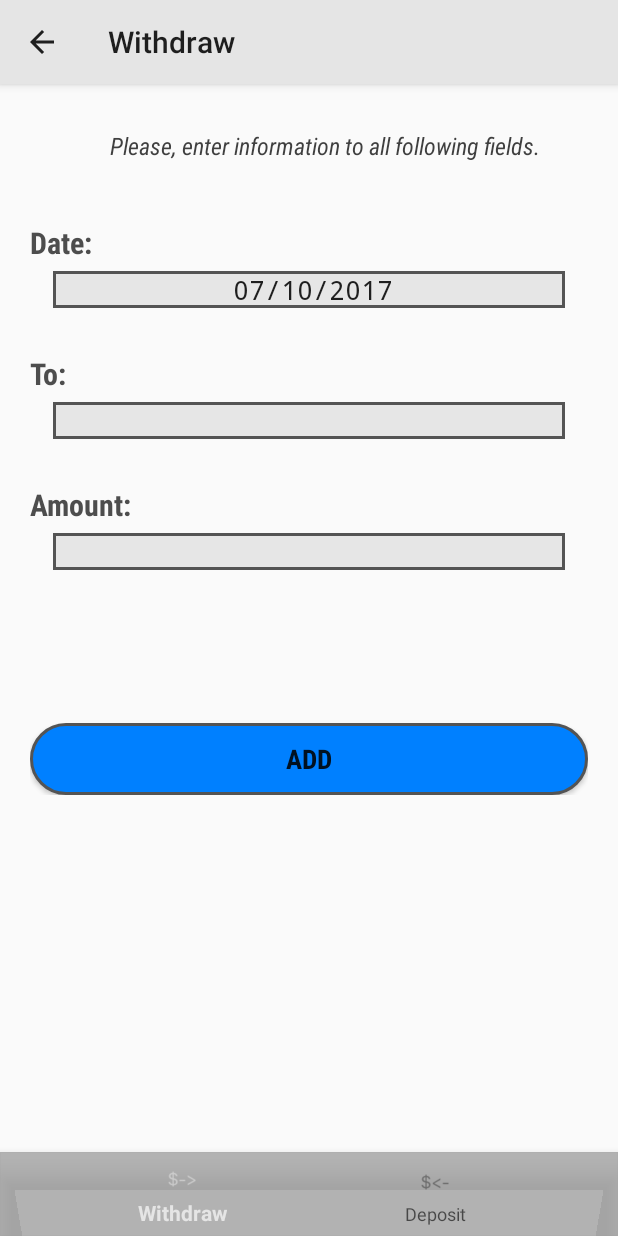
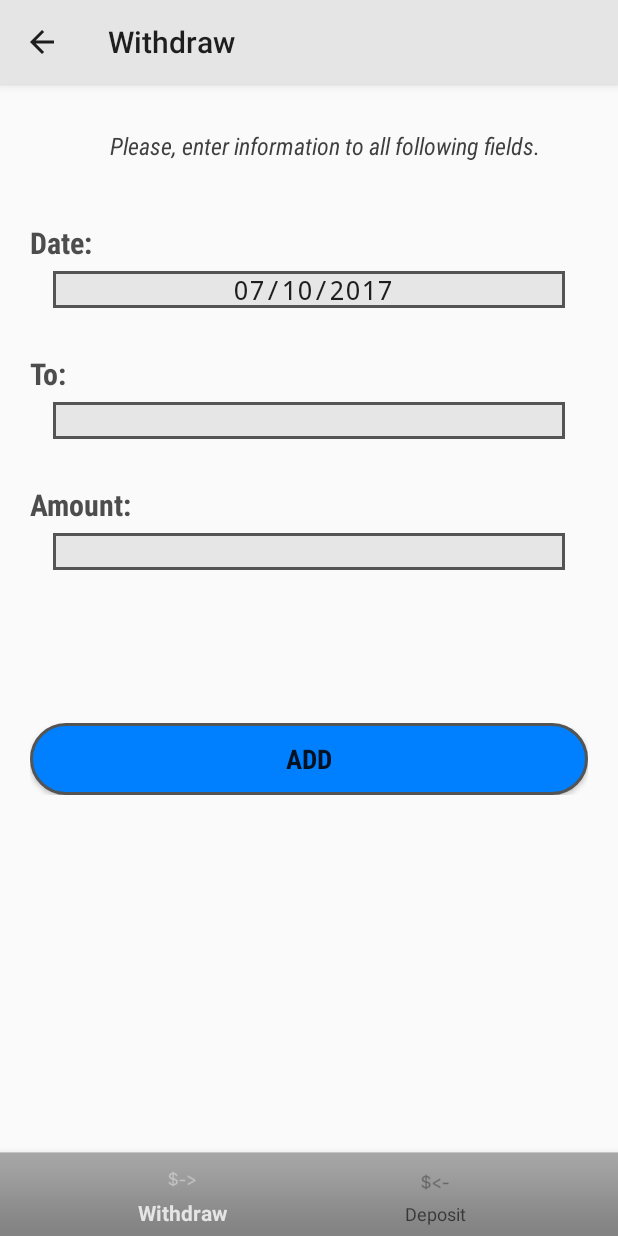
Before and after one commit to haihoangtran/buget-management, an Android app: the AddDataActivity screen opened directly, with no data from a screen before it, on a phone screen of 412 x 824 dp. Run offline under Robolectric (Android 15) with nearby library versions, the phone set to English and light mode, and no system bars; 1 statement that could not run was skipped.

Commit message:
Updated activity add data xml, navigation, and colors and android manifest

```diff
--- a/app/src/main/AndroidManifest.xml
+++ b/app/src/main/AndroidManifest.xml
@@ -8,7 +8,6 @@
         android:allowBackup="true"
         android:icon="@drawable/app_logo_icon"
         android:label="@string/app_name"
-        android:roundIcon="@mipmap/ic_launcher_round"
         android:supportsRtl="true"
         android:theme="@style/AppTheme">
         <activity android:name=".HomeActivity">
--- a/app/src/main/res/layout/activity_add_data.xml
+++ b/app/src/main/res/layout/activity_add_data.xml
@@ -208,7 +208,7 @@
         android:layout_width="match_parent"
         android:layout_height="wrap_content"
         android:layout_gravity="bottom"
-        android:background="@color/addDataNavigation"
+        android:background="@android:drawable/bottom_bar"
         app:menu="@menu/navigation" />
 
 </LinearLayout>
--- a/app/src/main/res/menu/navigation.xml
+++ b/app/src/main/res/menu/navigation.xml
@@ -1,5 +1,6 @@
 <?xml version="1.0" encoding="utf-8"?>
-<menu xmlns:android="http://schemas.android.com/apk/res/android">
+<menu xmlns:tools="http://schemas.android.com/tools"
+    xmlns:android="http://schemas.android.com/apk/res/android">
 
     <item
         android:id="@+id/navigation_withdraw"
--- a/app/src/main/res/values/colors.xml
+++ b/app/src/main/res/values/colors.xml
@@ -11,7 +11,6 @@
     <color name="homeExpenseTxt">#ff0000</color>
     <color name="textButton">#4c4c4c</color>
     <color name="customBoderLine">#545454</color>
-    <color name="addDataNavigation">#b1939393</color>
     <color name="addDataMsg">#3f3f3f</color>
     <color name="addDataTitleText">#4d4d4d</color>
     <color name="addDataTextFieldBox">#e6e6e6</color>
```
